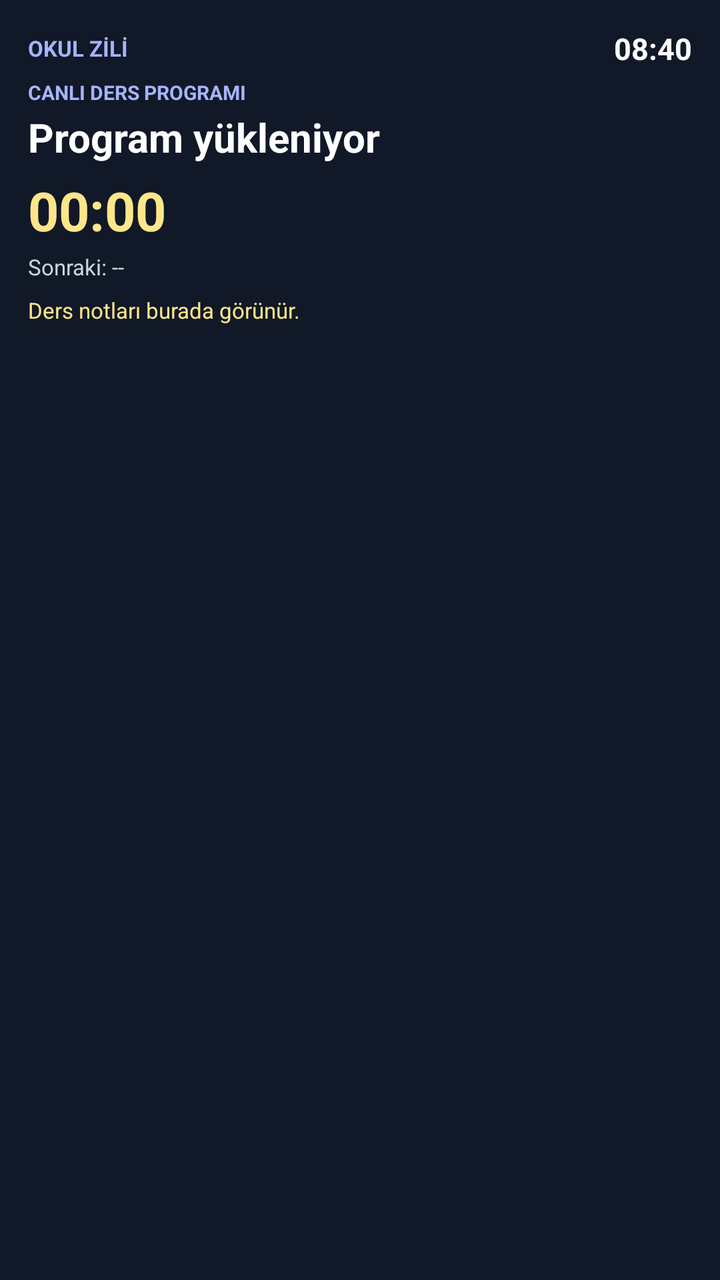
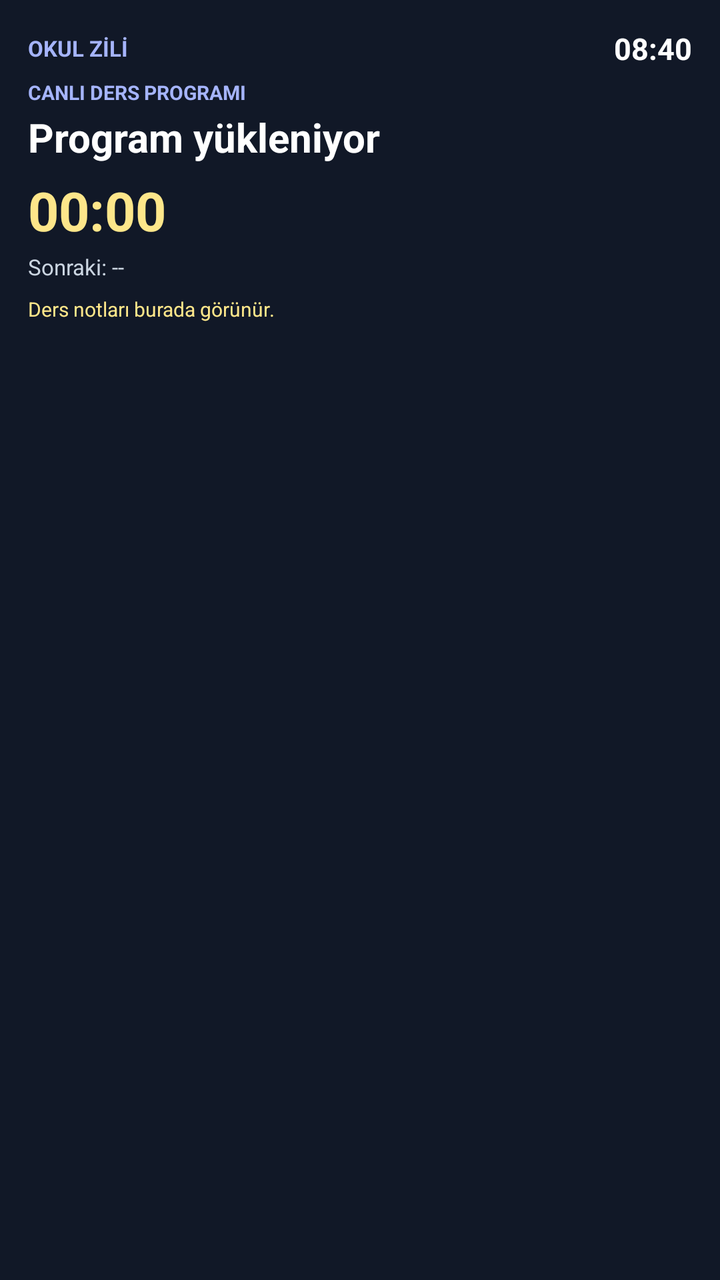

Screens rendered from an Android XML layout before and after an edit, with the pre-edit source and the edit as a unified diff.
<!-- AndroidManifest.xml: application theme android:Theme.Material.Light.NoActionBar -->
<!-- res/layout/school_bell_widget.xml -->
<?xml version="1.0" encoding="utf-8"?>
<LinearLayout xmlns:android="http://schemas.android.com/apk/res/android"
    android:id="@+id/widget_root"
    android:layout_width="match_parent"
    android:layout_height="match_parent"
    android:orientation="vertical"
    android:padding="14dp"
    android:background="#111827">
    <LinearLayout android:layout_width="match_parent" android:layout_height="wrap_content"
        android:gravity="center_vertical" android:orientation="horizontal">
        <TextView android:id="@+id/widget_day" android:layout_width="0dp"
            android:layout_height="wrap_content" android:layout_weight="1"
            android:text="OKUL ZİLİ" android:textColor="#A5B4FC"
            android:textSize="11sp" android:textStyle="bold" />
        <TextView android:id="@+id/widget_clock" android:layout_width="wrap_content"
            android:layout_height="wrap_content" android:text="08:40"
            android:textColor="#FFFFFF" android:textSize="15sp" android:textStyle="bold" />
    </LinearLayout>
    <TextView android:id="@+id/widget_status" android:layout_width="match_parent"
        android:layout_height="wrap_content" android:layout_marginTop="5dp"
        android:text="CANLI DERS PROGRAMI" android:textColor="#A5B4FC"
        android:textSize="10sp" android:textStyle="bold" />
    <TextView android:id="@+id/widget_lesson" android:layout_width="match_parent"
        android:layout_height="wrap_content" android:layout_marginTop="2dp"
        android:text="Program yükleniyor" android:textColor="#FFFFFF"
        android:textStyle="bold" android:textSize="20sp" android:maxLines="1" />
    <Chronometer android:id="@+id/widget_countdown" android:layout_width="match_parent"
        android:layout_height="wrap_content" android:layout_marginTop="5dp"
        android:countDown="true" android:text="--:--" android:textColor="#FDE68A"
        android:textSize="27sp" android:textStyle="bold" />
    <TextView android:id="@+id/widget_next" android:layout_width="match_parent"
        android:layout_height="wrap_content" android:layout_marginTop="3dp"
        android:text="Sonraki: --" android:textColor="#CBD5E1"
        android:textSize="11sp" android:maxLines="1" />
    <TextView android:id="@+id/widget_note" android:layout_width="match_parent"
        android:layout_height="wrap_content" android:layout_marginTop="7dp"
        android:text="Ders notları burada görünür." android:textColor="#FDE68A"
        android:textSize="11sp" android:maxLines="2" android:ellipsize="end" />
</LinearLayout>
<!-- resources referenced by this layout -->
<resources>

</resources>

<!-- the commit's change to res/layout/school_bell_widget.xml (unified diff, before → after) -->
@@ -35,5 +35,5 @@
     <TextView android:id="@+id/widget_note" android:layout_width="match_parent"
         android:layout_height="wrap_content" android:layout_marginTop="7dp"
         android:text="Ders notları burada görünür." android:textColor="#FDE68A"
-        android:textSize="11sp" android:maxLines="2" android:ellipsize="end" />
+        android:textSize="10sp" android:maxLines="3" android:ellipsize="end" />
 </LinearLayout>
